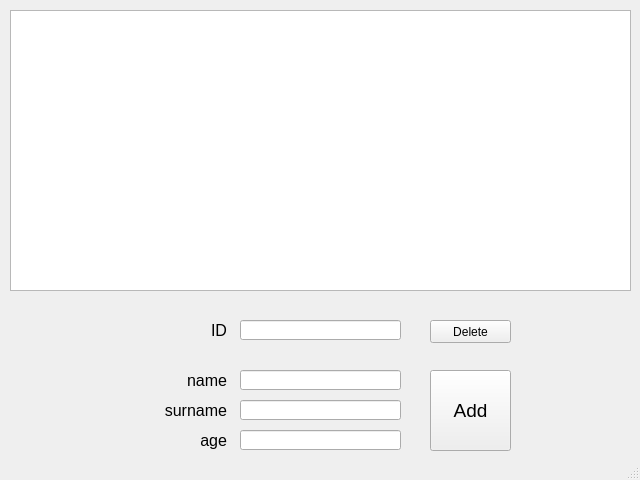
Old version of the form qt-sqlite/mainwindow.ui in the repository RadoslawWojdak/QT-SQLite.
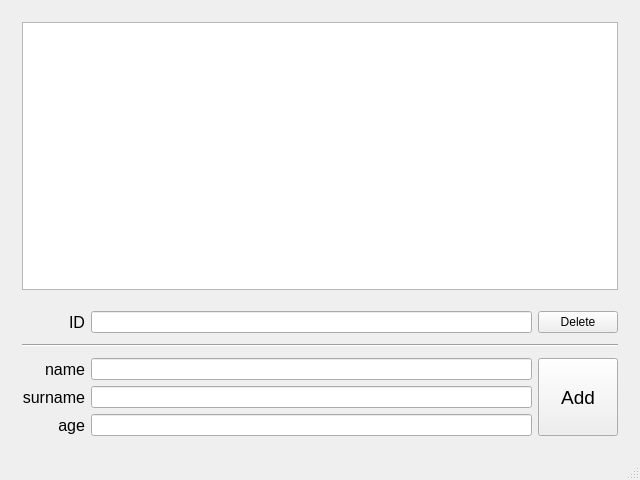
New version of the form. The open tabs and pages were chosen to show the change.

Patch:
```diff
--- a/qt-sqlite/mainwindow.ui
+++ b/qt-sqlite/mainwindow.ui
@@ -10,30 +10,15 @@
     <height>480</height>
    </rect>
   </property>
-  <property name="minimumSize">
-   <size>
-    <width>640</width>
-    <height>480</height>
-   </size>
-  </property>
-  <property name="maximumSize">
-   <size>
-    <width>640</width>
-    <height>480</height>
-   </size>
-  </property>
   <property name="windowTitle">
    <string>MainWindow</string>
   </property>
   <widget class="QWidget" name="centralWidget">
+   <layout class="QGridLayout" name="gridLayout">
+    <item row="1" column="0" colspan="2">
    <widget class="QStackedWidget" name="stackedWidget">
-    <property name="geometry">
-     <rect>
-      <x>0</x>
-      <y>-30</y>
-      <width>641</width>
-      <height>511</height>
-     </rect>
+      <property name="currentIndex">
+       <number>0</number>
     </property>
     <widget class="QWidget" name="chooseDatabaseWidget">
      <widget class="QLabel" name="titleLabel">
@@ -116,119 +101,72 @@
      </widget>
     </widget>
     <widget class="QWidget" name="viewDatabaseWidget">
-     <widget class="QTableView" name="tableView">
-      <property name="geometry">
-       <rect>
-        <x>10</x>
-        <y>40</y>
-        <width>621</width>
-        <height>281</height>
-       </rect>
-      </property>
-      <property name="editTriggers">
-       <set>QAbstractItemView::NoEditTriggers</set>
-      </property>
-     </widget>
-     <widget class="QLabel" name="removeLabel">
-      <property name="geometry">
-       <rect>
-        <x>76</x>
-        <y>350</y>
-        <width>151</width>
-        <height>20</height>
-       </rect>
-      </property>
-      <property name="font">
-       <font>
-        <pointsize>12</pointsize>
-       </font>
-      </property>
-      <property name="text">
-       <string>ID</string>
-      </property>
-      <property name="alignment">
-       <set>Qt::AlignRight|Qt::AlignTrailing|Qt::AlignVCenter</set>
-      </property>
-     </widget>
+       <layout class="QGridLayout" name="gridLayout_4">
+        <item row="0" column="0">
+         <layout class="QGridLayout" name="gridLayout_3">
+          <item row="6" column="2">
+           <widget class="QLineEdit" name="nameLineEdit">
+            <property name="maxLength">
+             <number>25</number>
+            </property>
+           </widget>
+          </item>
+          <item row="2" column="3">
      <widget class="QPushButton" name="deleteButton">
-      <property name="geometry">
-       <rect>
-        <x>430</x>
-        <y>350</y>
-        <width>81</width>
-        <height>23</height>
-       </rect>
-      </property>
       <property name="text">
        <string>Delete</string>
       </property>
      </widget>
-     <widget class="QLineEdit" name="nameLineEdit">
-      <property name="geometry">
-       <rect>
-        <x>240</x>
-        <y>400</y>
-        <width>161</width>
-        <height>20</height>
-       </rect>
-      </property>
-      <property name="maxLength">
-       <number>25</number>
-      </property>
-     </widget>
+          </item>
+          <item row="8" column="1">
+           <widget class="QLabel" name="ageLabel">
+            <property name="font">
+             <font>
+              <pointsize>12</pointsize>
+             </font>
+            </property>
+            <property name="text">
+             <string>age</string>
+            </property>
+            <property name="alignment">
+             <set>Qt::AlignRight|Qt::AlignTrailing|Qt::AlignVCenter</set>
+            </property>
+           </widget>
+          </item>
+          <item row="7" column="2">
      <widget class="QLineEdit" name="surnameLineEdit">
-      <property name="geometry">
-       <rect>
-        <x>240</x>
-        <y>430</y>
-        <width>161</width>
-        <height>20</height>
-       </rect>
-      </property>
       <property name="maxLength">
        <number>45</number>
       </property>
      </widget>
-     <widget class="QLineEdit" name="ageLineEdit">
-      <property name="geometry">
-       <rect>
-        <x>240</x>
-        <y>460</y>
-        <width>161</width>
-        <height>20</height>
-       </rect>
-      </property>
-     </widget>
-     <widget class="QLabel" name="nameLabel">
-      <property name="geometry">
-       <rect>
-        <x>76</x>
-        <y>400</y>
-        <width>151</width>
-        <height>20</height>
-       </rect>
-      </property>
+          </item>
+          <item row="2" column="1">
+           <widget class="QLabel" name="removeLabel">
       <property name="font">
        <font>
         <pointsize>12</pointsize>
        </font>
       </property>
       <property name="text">
-       <string>name</string>
+             <string>ID</string>
       </property>
       <property name="alignment">
        <set>Qt::AlignRight|Qt::AlignTrailing|Qt::AlignVCenter</set>
       </property>
      </widget>
+          </item>
+          <item row="8" column="2">
+           <widget class="QLineEdit" name="ageLineEdit"/>
+          </item>
+          <item row="0" column="1" colspan="3">
+           <widget class="QTableView" name="tableView">
+            <property name="editTriggers">
+             <set>QAbstractItemView::NoEditTriggers</set>
+            </property>
+           </widget>
+          </item>
+          <item row="7" column="1">
      <widget class="QLabel" name="surnameLabel">
-      <property name="geometry">
-       <rect>
-        <x>76</x>
-        <y>430</y>
-        <width>151</width>
-        <height>20</height>
-       </rect>
-      </property>
       <property name="font">
        <font>
         <pointsize>12</pointsize>
@@ -241,35 +179,21 @@
        <set>Qt::AlignRight|Qt::AlignTrailing|Qt::AlignVCenter</set>
       </property>
      </widget>
-     <widget class="QLabel" name="ageLabel">
-      <property name="geometry">
-       <rect>
-        <x>76</x>
-        <y>460</y>
-        <width>151</width>
-        <height>20</height>
-       </rect>
-      </property>
-      <property name="font">
-       <font>
-        <pointsize>12</pointsize>
-       </font>
-      </property>
-      <property name="text">
-       <string>age</string>
-      </property>
-      <property name="alignment">
-       <set>Qt::AlignRight|Qt::AlignTrailing|Qt::AlignVCenter</set>
-      </property>
-     </widget>
+          </item>
+          <item row="2" column="2">
+           <widget class="QLineEdit" name="deleteLineEdit">
+            <property name="maxLength">
+             <number>25</number>
+            </property>
+           </widget>
+          </item>
+          <item row="6" column="3" rowspan="3">
      <widget class="QPushButton" name="addButton">
-      <property name="geometry">
-       <rect>
-        <x>430</x>
-        <y>400</y>
-        <width>81</width>
-        <height>81</height>
-       </rect>
+            <property name="sizePolicy">
+             <sizepolicy hsizetype="Minimum" vsizetype="Expanding">
+              <horstretch>0</horstretch>
+              <verstretch>0</verstretch>
+             </sizepolicy>
       </property>
       <property name="font">
        <font>
@@ -280,21 +204,84 @@
        <string>Add</string>
       </property>
      </widget>
-     <widget class="QLineEdit" name="deleteLineEdit">
-      <property name="geometry">
-       <rect>
-        <x>240</x>
-        <y>350</y>
-        <width>161</width>
-        <height>20</height>
-       </rect>
-      </property>
-      <property name="maxLength">
-       <number>25</number>
-      </property>
-     </widget>
-    </widget>
-   </widget>
+          </item>
+          <item row="6" column="1">
+           <widget class="QLabel" name="nameLabel">
+            <property name="font">
+             <font>
+              <pointsize>12</pointsize>
+             </font>
+            </property>
+            <property name="text">
+             <string>name</string>
+            </property>
+            <property name="alignment">
+             <set>Qt::AlignRight|Qt::AlignTrailing|Qt::AlignVCenter</set>
+            </property>
+           </widget>
+          </item>
+          <item row="4" column="1" colspan="3">
+           <widget class="Line" name="line">
+            <property name="orientation">
+             <enum>Qt::Horizontal</enum>
+            </property>
+           </widget>
+          </item>
+          <item row="1" column="2">
+           <spacer name="databaseVerticalSpacer">
+            <property name="orientation">
+             <enum>Qt::Vertical</enum>
+            </property>
+            <property name="sizeType">
+             <enum>QSizePolicy::Fixed</enum>
+            </property>
+            <property name="sizeHint" stdset="0">
+             <size>
+              <width>20</width>
+              <height>15</height>
+             </size>
+            </property>
+           </spacer>
+          </item>
+          <item row="5" column="2">
+           <spacer name="verticalSpacer_5">
+            <property name="orientation">
+             <enum>Qt::Vertical</enum>
+            </property>
+            <property name="sizeType">
+             <enum>QSizePolicy::Fixed</enum>
+            </property>
+            <property name="sizeHint" stdset="0">
+             <size>
+              <width>20</width>
+              <height>5</height>
+             </size>
+            </property>
+           </spacer>
+          </item>
+          <item row="3" column="2">
+           <spacer name="verticalSpacer_6">
+            <property name="orientation">
+             <enum>Qt::Vertical</enum>
+            </property>
+            <property name="sizeType">
+             <enum>QSizePolicy::Fixed</enum>
+            </property>
+            <property name="sizeHint" stdset="0">
+             <size>
+              <width>20</width>
+              <height>5</height>
+             </size>
+            </property>
+           </spacer>
+          </item>
+         </layout>
+        </item>
+       </layout>
+      </widget>
+     </widget>
+    </item>
+   </layout>
   </widget>
   <widget class="QStatusBar" name="statusBar"/>
  </widget>
```
Left out of the diff: 130 changed lines with no effect on the pictures. Lines whose indentation alone changed are shown as unchanged.
